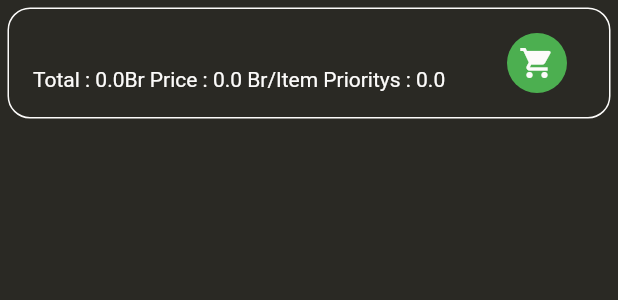
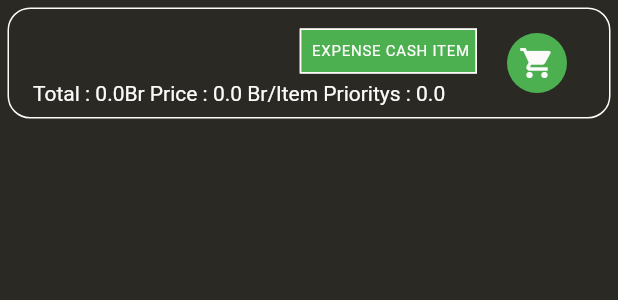
Before and after one commit to atocodes/Expense, a Flutter app: the CurvedListTile widget shown alone on an empty page, opened directly with empty values, after a tap on the "shopping cart" icon, on a phone screen of 412 x 824 dp. Shown: the top 300 px of the screen. Run offline on Flutter 3.47's test engine with Material 3 defaults, Android fonts, the phone set to English and light mode, and no system bars; our stand-ins replace flutter_bloc, flutter_rating_bar, objectbox; generated files the repository leaves out were written again.

Commit message:
* Updates - Item Purchase Options Either from Expense or Pocket Cash - Cash In and Transfer History
* New
- New Model Log Added To App

* Fixes
- Transfer Calculation Fixed

```diff
--- a/lib/bloc/expense_bloc.dart
+++ b/lib/bloc/expense_bloc.dart
@@ -1,6 +1,8 @@
+import 'dart:convert';
 import 'package:expense/bloc/expense_event.dart';
 import 'package:expense/bloc/expense_state.dart';
 import 'package:expense/models/item.dart';
+import 'package:expense/models/log.dart';
 import 'package:expense/models/user.dart';
 import 'package:flutter_bloc/flutter_bloc.dart';
 import 'package:objectbox/objectbox.dart';
@@ -8,12 +10,26 @@ import 'package:objectbox/objectbox.dart';
 class ExpenseBloc extends Bloc<ExpenseEvent, ExpenseState> {
   final Box<User> user;
   final Box<Item> items;
+  final Box<Log> logs;
+  final Store store;
+  // final Box<Log> logs;
 
-  ExpenseBloc({required this.user, required this.items})
-      : super(
-          user.getAll().isEmpty
-              ? InitalAppState(items: items, user: user)
-              : ConfiguredAppState(items: items, user: user),
+  ExpenseBloc({required this.store})
+      : user = Box<User>(store),
+        items = Box<Item>(store),
+        logs = Box<Log>(store),
+        super(
+          store.box<User>().getAll().isEmpty
+              ? InitalAppState(
+                  items: Box<Item>(store),
+                  user: Box<User>(store),
+                  logs: Box<Log>(store),
+                )
+              : ConfiguredAppState(
+                  items: Box<Item>(store),
+                  user: Box<User>(store),
+                  logs: Box<Log>(store),
+                ),
         ) {
     on<SetupUser>(_setupUser);
     on<EditUser>(_editUser);
@@ -27,16 +43,25 @@ class ExpenseBloc extends Bloc<ExpenseEvent, ExpenseState> {
     on<ResetApp>(_resetApp);
     on<ResetItems>(_resetItems);
     on<ResetUser>(_resetUser);
+    on<ClearLogs>(_clearLogs);
   }
 
   void _setupUser(SetupUser event, Emitter<ExpenseState> emit) {
     state.user.put(event.user);
-    emit(ConfiguredAppState(user: state.user, items: state.items));
+    emit(ConfiguredAppState(
+      user: state.user,
+      items: state.items,
+      logs: state.logs,
+    ));
   }
 
   void _editUser(EditUser event, Emitter<ExpenseState> emit) {
     state.user.put(event.user);
-    emit(UpdateAppState(user: state.user, items: state.items));
+    emit(UpdateAppState(
+      user: state.user,
+      items: state.items,
+      logs: state.logs,
+    ));
   }
 
   void _cashIn(CashIn event, Emitter<ExpenseState> emit) {
@@ -46,9 +71,14 @@ class ExpenseBloc extends Bloc<ExpenseEvent, ExpenseState> {
           user: state.user,
           items: state.items,
           error: Exception("${event.cash} can not be added to your wallet"),
+          logs: state.logs,
         ),
       );
-      emit(UpdateAppState(user: state.user, items: state.items));
+      emit(UpdateAppState(
+        user: state.user,
+        items: state.items,
+        logs: state.logs,
+      ));
     } else {
       User user = state.user.getAll().first;
       user.totalCash += event.cash;
@@ -56,7 +86,17 @@ class ExpenseBloc extends Bloc<ExpenseEvent, ExpenseState> {
       user.expenseCash += (event.cash) * .4;
       user.pocketCash += (event.cash) * .1;
       state.user.put(user);
-      emit(UpdateAppState(user: state.user, items: state.items));
+      // ? add log data to database
+      state.logs.put(Log(
+        time: DateTime.now(),
+        logType: LogType.cashIn.index,
+        data: jsonEncode(Cash.calculate(event.cash).toMap()),
+      ));
+      emit(UpdateAppState(
+        user: state.user,
+        items: state.items,
+        logs: state.logs,
+      ));
     }
   }
 
@@ -69,76 +109,142 @@ class ExpenseBloc extends Bloc<ExpenseEvent, ExpenseState> {
           user: state.user,
           items: state.items,
           error: Exception("Your Saving Does Not Have That Amount Of Cash"),
+          logs: state.logs,
         ),
       );
-      emit(UpdateAppState(user: state.user, items: state.items));
-    }else{
+      emit(UpdateAppState(
+        user: state.user,
+        items: state.items,
+        logs: state.logs,
+      ));
+    } else {
       user.savingCash -= event.cash;
-      user.expenseCash += (event.cash) * .4;
+      user.expenseCash += (event.cash) * .9;
       user.pocketCash += (event.cash) * .1;
       state.user.put(user);
-      emit(UpdateAppState(user: state.user, items: state.items));
+      state.logs.put(Log(
+        time: DateTime.now(),
+        logType: LogType.cashTransfer.index,
+        data: jsonEncode(Cash.calculate(event.cash,transfer: true).toMap(transfer: true)),
+      ));
+      emit(UpdateAppState(
+        user: state.user,
+        items: state.items,
+        logs: state.logs,
+      ));
     }
   }
 
   void _removeUser(RemoveUser event, Emitter<ExpenseState> emit) {
     state.user.remove(event.user.id);
-    emit(InitalAppState(user: state.user, items: state.items));
+    emit(InitalAppState(
+      user: state.user,
+      items: state.items,
+      logs: state.logs,
+    ));
   }
 
   void _addItem(AddItem event, Emitter<ExpenseState> emit) {
     event.item.user.target = state.user.getAll().first;
     state.items.put(event.item);
-    emit(UpdateAppState(user: state.user, items: state.items));
+    emit(UpdateAppState(
+      user: state.user,
+      items: state.items,
+      logs: state.logs,
+    ));
   }
 
   void _buyItem(ItemPurchase event, Emitter<ExpenseState> emit) {
     User user = state.user.getAll().first;
-
-    if (event.item.price > user.expenseCash && event.item.purchased == false) {
+    CashType cashType = event.item.cashTypeEnum;
+    if (cashType == CashType.expense &&
+            event.item.total > user.expenseCash &&
+            !event.item.purchased ||
+        cashType == CashType.pocket &&
+            event.item.total > user.pocketCash &&
+            !event.item.purchased) {
       emit(
         ErrorAppState(
           user: state.user,
           items: state.items,
-          error: Exception("Can Not Make Purchase , Not Enough Cash..."),
+          error: Exception(event.item.purchased
+              ? "Item Purchased"
+              : "Can Not Make Purchase , Not Enough Cash In ${cashType.name.toUpperCase()}..."),
+          logs: state.logs,
         ),
       );
-      emit(UpdateAppState(user: state.user, items: state.items));
+      emit(UpdateAppState(
+        user: state.user,
+        items: state.items,
+        logs: state.logs,
+      ));
     } else {
       if (!event.item.purchased) {
         event.item.purchasedDate = DateTime.now();
-        user.expenseCash -= event.item.price;
-      } else {
-        user.expenseCash += event.item.price;
       }
+
+      switch (event.item.cashTypeEnum) {
+        case CashType.expense:
+          event.item.purchased
+              ? user.expenseCash += event.item.price
+              : user.expenseCash -= event.item.price;
+          break;
+        case CashType.pocket:
+          event.item.purchased
+              ? user.pocketCash += event.item.price
+              : user.pocketCash -= event.item.price;
+          break;
+      }
+
       event.item.purchased = !event.item.purchased;
       state.items.put(event.item);
       state.user.put(user);
-      emit(UpdateAppState(user: state.user, items: state.items));
+      // TODO : Add Purchase log
+      emit(UpdateAppState(
+        user: state.user,
+        items: state.items,
+        logs: state.logs,
+      ));
     }
   }
 
   void _editItem(EditItem event, Emitter<ExpenseState> emit) {
     event.item.user.target = state.user.getAll().first;
     state.items.put(event.item);
-    emit(UpdateAppState(user: state.user, items: state.items));
+    emit(UpdateAppState(
+      user: state.user,
+      items: state.items,
+      logs: state.logs,
+    ));
   }
 
   void _removeItem(RemoveItem event, Emitter<ExpenseState> emit) {
     state.items.remove(event.item.id);
-    emit(UpdateAppState(user: state.user, items: state.items));
+    emit(UpdateAppState(
+      user: state.user,
+      items: state.items,
+      logs: state.logs,
+    ));
   }
 
   // reset event controllers
   void _resetApp(ResetApp event, Emitter<ExpenseState> emit) {
     state.user.removeAll();
     state.items.removeAll();
-    emit(InitalAppState(items: state.items, user: state.user));
+    emit(InitalAppState(
+      items: state.items,
+      user: state.user,
+      logs: state.logs,
+    ));
   }
 
   void _resetItems(ResetItems event, Emitter<ExpenseState> emit) {
     state.items.removeAll();
-    emit(UpdateAppState(user: state.user, items: state.items));
+    emit(UpdateAppState(
+      user: state.user,
+      items: state.items,
+      logs: state.logs,
+    ));
   }
 
   void _resetUser(ResetUser event, Emitter<ExpenseState> emit) {
@@ -148,6 +254,20 @@ class ExpenseBloc extends Bloc<ExpenseEvent, ExpenseState> {
     user.pocketCash = 0;
     user.expenseCash = 0;
     state.user.put(user);
-    emit(UpdateAppState(user: state.user, items: state.items));
+    state.logs.removeAll();
+    emit(UpdateAppState(
+      user: state.user,
+      items: state.items,
+      logs: state.logs,
+    ));
+  }
+
+  void _clearLogs(ClearLogs event, Emitter<ExpenseState> emit){
+    state.logs.removeAll();
+    emit(UpdateAppState(
+      user: state.user,
+      items: state.items,
+      logs: state.logs,
+    ));
   }
 }
--- a/lib/bloc/expense_event.dart
+++ b/lib/bloc/expense_event.dart
@@ -1,5 +1,7 @@
 import 'package:expense/models/item.dart';
 import 'package:expense/models/user.dart';
+
+enum CashFrom { expense, pocket }
 
 abstract class ExpenseEvent {}
 
@@ -38,9 +40,13 @@ class EditItem extends ExpenseEvent {
   EditItem({required this.item});
 }
 
-class ItemPurchase extends ExpenseEvent{
+class ItemPurchase extends ExpenseEvent {
   final Item item;
-  ItemPurchase({required this.item});
+  CashFrom cashFrom;
+  ItemPurchase({
+    required this.item,
+    this.cashFrom = CashFrom.expense,
+  });
 }
 
 class RemoveItem extends ExpenseEvent {
@@ -57,3 +63,7 @@ class ResetItems extends ExpenseEvent {
 class ResetUser extends ExpenseEvent {
   ResetUser();
 }
+
+class ClearLogs extends ExpenseEvent {
+  ClearLogs();
+}
--- a/lib/bloc/expense_state.dart
+++ b/lib/bloc/expense_state.dart
@@ -1,27 +1,51 @@
 import 'package:expense/models/item.dart';
+import 'package:expense/models/log.dart';
 import 'package:expense/models/user.dart';
 import 'package:objectbox/objectbox.dart';
 
 abstract class ExpenseState {
   final Box<User> user;
   final Box<Item> items;
+  final Box<Log> logs;
   Exception? error;
 
-  ExpenseState({required this.user, required this.items,this.error});
+  ExpenseState({
+    required this.user,
+    required this.items,
+    this.error,
+    required this.logs,
+  });
 }
 
 class InitalAppState extends ExpenseState {
-  InitalAppState({required super.user, required super.items});
+  InitalAppState({
+    required super.user,
+    required super.items,
+    required super.logs,
+  });
 }
 
 class ConfiguredAppState extends ExpenseState {
-  ConfiguredAppState({required super.user, required super.items});
+  ConfiguredAppState({
+    required super.user,
+    required super.items,
+    required super.logs,
+  });
 }
 
 class UpdateAppState extends ExpenseState {
-  UpdateAppState({required super.user, required super.items});
+  UpdateAppState({
+    required super.user,
+    required super.items,
+    required super.logs,
+  });
 }
 
 class ErrorAppState extends ExpenseState {
-  ErrorAppState({required super.user, required super.items,required super.error});
+  ErrorAppState({
+    required super.user,
+    required super.items,
+    required super.error,
+    required super.logs,
+  });
 }
--- a/lib/modal_sheets/user_options.dart
+++ b/lib/modal_sheets/user_options.dart
@@ -2,6 +2,7 @@ import "package:expense/bloc/expense_bloc.dart";
 import "package:expense/bloc/expense_event.dart";
 import "package:expense/modal_sheets/profile_edit.dart";
 import "package:expense/models/user.dart";
+import "package:expense/screen/logs_screen.dart";
 import "package:flutter/material.dart";
 import "package:flutter_bloc/flutter_bloc.dart";
 
--- a/lib/models/item.dart
+++ b/lib/models/item.dart
@@ -3,13 +3,18 @@ import 'package:objectbox/objectbox.dart';
 
 enum SortBy { price, priority }
 
+enum CashType { expense, pocket }
+
 @Entity()
 class Item {
-  int id = 0;
+  int id;
   final String name;
   final double price;
   final int quantity;
   final double priority;
+  final int cashType;
+  double total;
+
   DateTime? purchasedDate;
   bool purchased = false;
 
@@ -17,12 +22,18 @@ class Item {
   final user = ToOne<User>();
 
   Item({
+    this.id = 0,
     required this.name,
     required this.price,
     this.purchasedDate,
     this.quantity = 1,
     this.priority = 0,
-  });
+    this.cashType = 0,
+  }) : total = price * quantity;
+
+  CashType get cashTypeEnum {
+    return CashType.values[cashType];
+  }
 
   static List<Item> sort(List<Item> items, {SortBy sortBy = SortBy.priority}) {
     // bubble sort algo
@@ -43,22 +54,36 @@ class Item {
     return items0;
   }
 
-  static List<Item> affordableItems(List<Item> items, double expense,
-      {SortBy sortBy = SortBy.priority}) {
+  static List<Item> affordableItems(List<Item> items, double money,
+      {SortBy sortBy = SortBy.priority, CashType cashType = CashType.expense}) {
     List<Item> afforableItems = [];
     List<Item> sortedItems = Item.sort(
       items,
       sortBy: sortBy,
     );
-    double cash = expense;
+    double cash = money;
     for (Item item in sortedItems) {
-      if (cash >= item.price && !item.purchased) {
+      if (cash >= item.total &&
+          !item.purchased &&
+          item.cashTypeEnum == cashType) {
         afforableItems.add(item);
-        cash -= item.price;
+        cash -= item.total;
       }
       continue;
     }
 
     return afforableItems;
   }
+
+  Map<String, dynamic> toMap() {
+    return {
+      'id': id,
+      'name': name,
+      'price': price,
+      'quantity': quantity,
+      'priority': priority,
+      'cashType': CashType.values[cashType].name,
+      'total': total,
+    };
+  }
 }
--- /dev/null
+++ b/lib/models/log.dart
@@ -0,0 +1,27 @@
+import 'dart:convert';
+
+import 'package:objectbox/objectbox.dart';
+
+enum LogType { purchase, cashIn, cashTransfer }
+
+@Entity()
+class Log {
+  int id = 0;
+  final String data;
+  DateTime time;
+  final int logType;
+
+  Log({
+    required this.data,
+    required this.logType,
+    required this.time,
+  }) ;
+
+  LogType get logTypeEnum {
+    return LogType.values[logType];
+  }
+
+  Map<String,dynamic> get dataMap {
+    return jsonDecode(data) as Map<String, dynamic>;
+  }
+}
--- a/lib/models/user.dart
+++ b/lib/models/user.dart
@@ -31,18 +31,30 @@ class Cash {
   double savingCash = 0; // ? 50% untouchable bank saving money
   double expenseCash = 0; // ? 40% money which wil be spent on buying items
   double pocketCash = 0; // ? 10% of the rest
+  double? cash = 0;
 
   Cash({
     required this.savingCash,
     required this.expenseCash,
     required this.pocketCash,
+    this.cash,
   });
 
   static Cash calculate(double amount, {bool transfer = false}) {
     return Cash(
-      expenseCash: (amount) * .40,
+      expenseCash: transfer ? (amount) * .90 : (amount) * .40,
       pocketCash: (amount) * .10,
       savingCash: transfer ? amount : (amount) * .5,
+      cash: amount,
     );
   }
+
+  Map<String, dynamic> toMap({bool transfer = false}) {
+    return {
+      'savingCash': "${transfer ? "-" : "+"}$savingCash",
+      'expenseCash': "+$expenseCash",
+      'pocketCash': "+$pocketCash",
+      'cash': cash,
+    };
+  }
 }
--- a/lib/widget/curved_list_tile.dart
+++ b/lib/widget/curved_list_tile.dart
@@ -52,7 +52,6 @@ class CurvedListTile extends StatelessWidget {
           titleAlignment: ListTileTitleAlignment.center,
           trailing: IconButton(
             onPressed: () {
-              // TODO : buy from cash pocket money or expense
               context.read<ExpenseBloc>().add(ItemPurchase(item: item));
             },
             style: ButtonStyle(
@@ -67,15 +66,39 @@ class CurvedListTile extends StatelessWidget {
             ),
             // child: Text("${item.purchased ? "Un-" : ""}Purchase"),
           ),
-          title: Text(
-            item.name,
-            style: Theme.of(context).textTheme.displaySmall,
+          title: Row(
+            mainAxisAlignment: MainAxisAlignment.spaceBetween,
+            children: [
+              Text(
+                item.name,
+                style: Theme.of(context).textTheme.displaySmall,
+              ),
+              Chip(
+                label: Text(
+                    "${item.purchased ? "PAID FROM " : ""} ${item.cashTypeEnum.name.toUpperCase()} CASH ${item.purchased ? "" : "ITEM"}"),
+                labelStyle: Theme.of(context)
+                    .textTheme
+                    .labelSmall!
+                    .merge(const TextStyle(fontSize: 10)),
+                padding: EdgeInsets.zero,
+                visualDensity: VisualDensity.compact,
+                shape: RoundedRectangleBorder(
+                    borderRadius: BorderRadius.circular(item.priority),
+                    side: BorderSide(
+                        color: Theme.of(context).colorScheme.onPrimary)),
+                color: WidgetStatePropertyAll(
+                  item.cashType == 0
+                      ? Theme.of(context).colorScheme.secondary
+                      : Theme.of(context).colorScheme.primaryContainer,
+                ),
+              ),
+            ],
           ),
           subtitle: Wrap(
             alignment: WrapAlignment.start,
             // mainAxisAlignment: MainAxisAlignment.spaceBetween,
             children: [
-              Text("Total : ${item.price * item.quantity}Br\t"),
+              Text("Total : ${item.total}Br\t"),
               Text("Price : ${item.price} Br/Item\t"),
               Text("Prioritys : ${item.priority}"),
               if (item.purchased)
--- a/lib/widget/expense_insight.dart
+++ b/lib/widget/expense_insight.dart
@@ -1,3 +1,4 @@
+import "package:expense/models/item.dart" show CashType;
 import "package:expense/models/user.dart";
 import "package:flutter/material.dart";
 
@@ -62,7 +63,7 @@ class ExpenseInsight extends StatelessWidget {
     double totalCash = 0;
     double expenseCash = user.expenseCash;
     for (var item in user.items) {
-      if (item.purchased) {
+      if (item.purchased && item.cashTypeEnum == CashType.expense) {
         totalCash += item.price;
         expenseCash += item.price;
       }
```
Also changed, not shown: lib/database/objectbox-model.json (+160 -12 lines), lib/main.dart (+5 -6 lines), lib/modal_sheets/new_item.dart (+50 -5 lines), lib/screen/expense_insight_page.dart (+7 -0 lines), lib/screen/logs_screen.dart (added, +127 -0 lines), lib/database/objectbox.g.dart.
